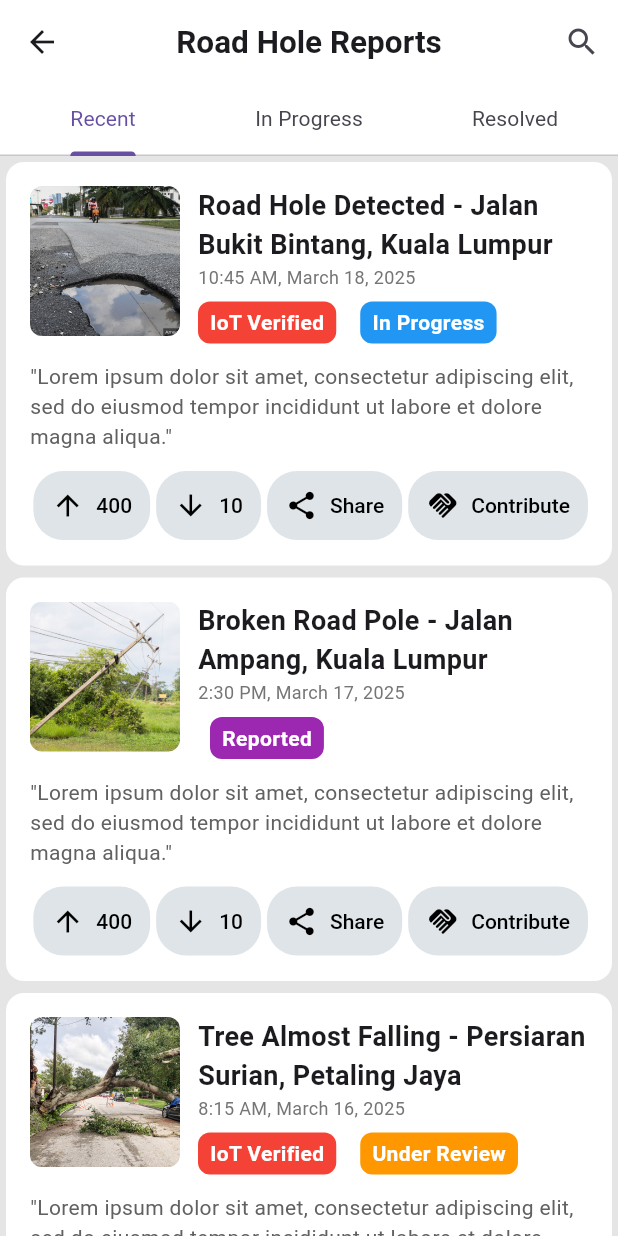
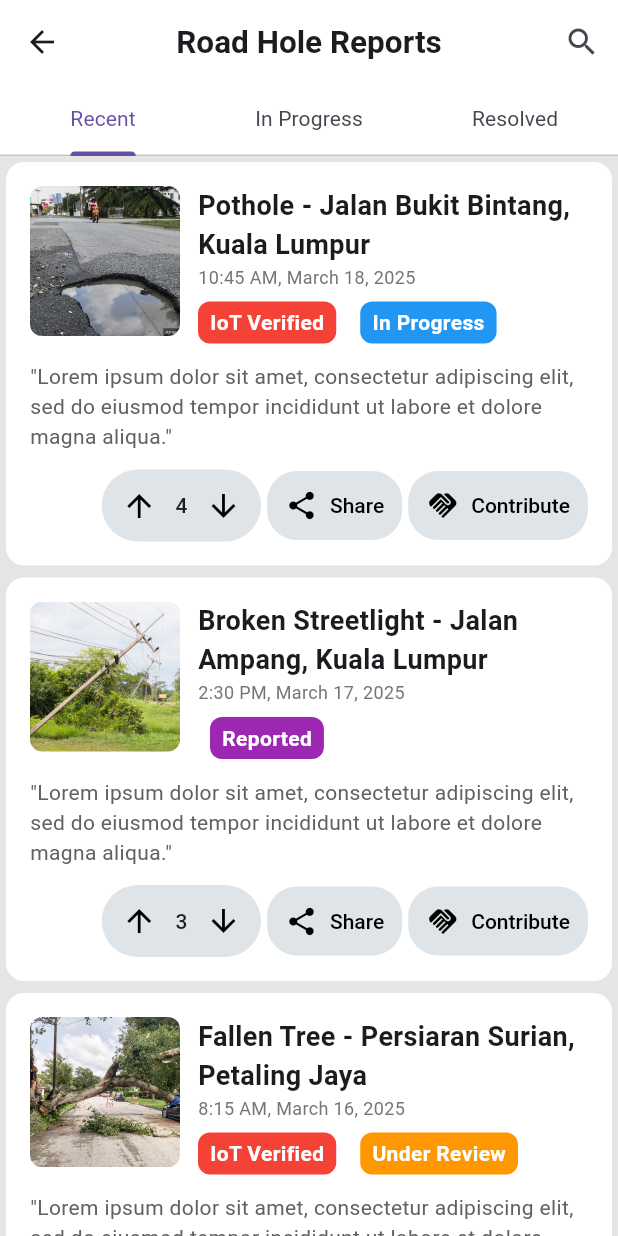
Before and after one commit to junhubdotcom/vhack_steadypunpipi, a Flutter app: the screen it shows after launch, in the side drawer, after a tap on "Report List", on a phone screen of 412 x 824 dp. Run offline on Flutter 3.47's test engine with Material 3 defaults, Android fonts, the light colour scheme and no system bars; our stand-ins replace camera, fl_chart, flutter_local_notifications, geocoding, geolocator, google_generative_ai and 5 more; missing offline and left inert: flutter_sliding_box.

Commit message:
report_data fix + profile back handling

```diff
--- a/lib/models/report_data.dart
+++ b/lib/models/report_data.dart
@@ -1,37 +1,167 @@
-const List<Map<String, dynamic>> reportData = [
+import 'package:google_maps_flutter/google_maps_flutter.dart';
+import 'package:intl/intl.dart';
+
+class Issues {
+  static final List<Map<String, dynamic>> _reportData = [
     {
+      "issueId": 1,
       "image": "assets/images/roadhole1.jpg",
-    "title": "Road Hole Detected - Jalan Bukit Bintang, Kuala Lumpur",
+      "title": "Pothole - Jalan Bukit Bintang, Kuala Lumpur",
+      "address": "Jalan Bukit Bintang, Kuala Lumpur, 55100, Malaysia",
+      "pos": LatLng(3.147372, 101.708595),
       "time": "10:45 AM, March 18, 2025",
       "status": "In Progress",
-    "isIoTVerified": true
+      "isIoTVerified": true,
+      "count": 4,
     },
     {
+      "issueId": 4,
       "image": "assets/images/brokenpole1.jpg",
-    "title": "Broken Road Pole - Jalan Ampang, Kuala Lumpur",
+      "title": "Broken Streetlight - Jalan Ampang, Kuala Lumpur",
+      "address": "Jalan Ampang, Kuala Lumpur, 50450, Malaysia",
+      "pos": LatLng(3.1619, 101.7153),
       "time": "2:30 PM, March 17, 2025",
       "status": "Reported",
-    "isIoTVerified": false
+      "isIoTVerified": false,
+      "count": 3,
     },
     {
+      "issueId": 2,
       "image": "assets/images/fallingtree1.jpg",
-    "title": "Tree Almost Falling - Persiaran Surian, Petaling Jaya",
+      "title": "Fallen Tree - Persiaran Surian, Petaling Jaya",
+      "address": "Persiaran Surian, Petaling Jaya, 47810, Selangor",
+      "pos": LatLng(3.1515, 101.6158),
       "time": "8:15 AM, March 16, 2025",
       "status": "Under Review",
-    "isIoTVerified": true
+      "isIoTVerified": true,
+      "count": 5,
     },
     {
+      "issueId": 1,
       "image": "assets/images/roadhole1.jpg",
       "title": "Severe Crack on Road - Lebuhraya Damansara-Puchong",
+      "address": "Lebuhraya Damansara-Puchong (LDP), 47301, Selangor",
+      "pos": LatLng(3.0902, 101.6064),
       "time": "6:50 PM, March 15, 2025",
       "status": "In Progress",
-    "isIoTVerified": false
+      "isIoTVerified": false,
+      "count": 6,
     },
     {
+      "issueId": 1,
       "image": "assets/images/roadhole1.jpg",
-    "title": "Pothole Reported - Jalan Kuching, Kuala Lumpur",
+      "title": "Pothole - Jalan Kuching, Kuala Lumpur",
+      "address": "Jalan Kuching, Kuala Lumpur, 51200, Malaysia",
+      "pos": LatLng(3.1899, 101.6817),
       "time": "9:00 AM, March 14, 2025",
       "status": "Resolved",
-    "isIoTVerified": true
+      "isIoTVerified": true,
+      "count": 4,
+    },
+    {
+      "issueId": 3,
+      "image": "assets/images/accident1.jpg",
+      "title": "Accident - Sentul Boulevard, Jalan Kuching",
+      "address": "Sentul Boulevard, Jalan Kuching, 51200, Kuala Lumpur",
+      "pos": LatLng(3.1945, 101.6923),
+      "time": "4:20 PM, March 13, 2025",
+      "status": "Reported",
+      "isIoTVerified": true,
+      "count": 7,
+    },
+    {
+      "issueId": 6,
+      "image": "assets/images/blockedroad.jpg",
+      "title": "Blocked Road - One Utama Shopping Centre",
+      "address":
+          "One Utama Shopping Centre, Lebuhraya Damansara-Puchong, 47800, Petaling Jaya",
+      "pos": LatLng(3.1489, 101.6168),
+      "time": "11:10 AM, March 12, 2025",
+      "status": "Under Review",
+      "isIoTVerified": false,
+      "count": 2,
+    },
+    {
+      "issueId": 5,
+      "image": "assets/images/construction.jpg",
+      "title": "Road Construction - IOI Mall Puchong",
+      "address":
+          "IOI Mall Puchong, Lebuhraya Damansara-Puchong, 47100, Selangor",
+      "pos": LatLng(3.0467, 101.6171),
+      "time": "5:45 PM, March 11, 2025",
+      "status": "In Progress",
+      "isIoTVerified": true,
+      "count": 3,
+    },
+  ];
+
+  List<Map<String, dynamic>> get reports => List.unmodifiable(_reportData);
+
+  void addReport({
+    required int issueId,
+    required LatLng pos,
+    required String title,
+    required String address,
+    required int count,
+  }) {
+    final String formattedTime = DateFormat('h:mm a, MMMM d, yyyy').format(DateTime.now());
+    Map<String, dynamic> report = {
+      'issueId': issueId,
+      'image': "assets/images/noimage.jpeg",
+      'time': formattedTime,
+      'status': "Reported",
+      'isIoTVerified': false,
+      'pos': pos,
+      'title': title,
+      'address': address,
+      'count': count,
+    };
+    _reportData.add(report);
   }
-];
+
+  static List<Map<String, dynamic>> getAllReports() {
+    return _reportData;
+  }
+
+  // Map<String, dynamic>? getReport(int index) {
+  //   if (index >= 0 && index < _reportData.length) {
+  //     return _reportData[index];
+  //   }
+  //   return null;
+  // }
+
+  static Map<String, dynamic>? getReportByIndex(int index) {
+    if (index >= 0 && index < _reportData.length) {
+      return _reportData[index];
+    }
+    return null; // Return null if index is invalid
+  }
+
+  // void deleteReport(int index) {
+  //   if (index >= 0 && index < _reportData.length) {
+  //     _reportData.removeAt(index);
+  //   }
+  // }
+
+  // int getReportCount() {
+  //   return _reportData.length;
+  // }
+
+  static void incrementUpvotes(int index) {
+    if (index >= 0 && index < _reportData.length) {
+      final report = _reportData[index];
+      if (report.containsKey('count') && report['count'] is int) {
+        report['count'] = (report['count'] as int) + 1;
+      }
+    }
+  }
+
+  static void decrementUpvotes(int index) {
+    if (index >= 0 && index < _reportData.length) {
+      final report = _reportData[index];
+      if (report.containsKey('count') && report['count'] is int) {
+        report['count'] = (report['count'] as int) - 1;
+      }
+    }
+  }
+}
--- a/lib/screens/GovDashboard/govDashboard.dart
+++ b/lib/screens/GovDashboard/govDashboard.dart
@@ -75,7 +75,6 @@ class _GovernmentDashboardState extends State<GovernmentDashboard> {
           children: [
               GridView.count(
                 shrinkWrap: true,
-                physics: NeverScrollableScrollPhysics(),
               crossAxisCount: 4,
               crossAxisSpacing: 4,
               mainAxisSpacing: 4,
--- a/lib/screens/reportList/report.dart
+++ b/lib/screens/reportList/report.dart
@@ -30,12 +30,23 @@ class _ReportPageState extends State<ReportPage> {
     });
   }
 
+  void _updateVotes(int index, bool isUpvote) {
+  setState(() {
+    if (isUpvote) {
+      Issues.incrementUpvotes(index);
+    } else {
+      Issues.decrementUpvotes(index);
+    }
+  });
+}
+
   List<Map<String, dynamic>> _filterReports(String statusFilter) {
-    return reportData.where((item) {
-      if (statusFilter.isNotEmpty && item["status"] != statusFilter) { // Change null check to isNotEmpty
+    return Issues.getAllReports().where((item) {
+      if (statusFilter.isNotEmpty && item["status"] != statusFilter) {
         return false;
       }
-      if (_searchQuery.isNotEmpty && !item["title"].toLowerCase().contains(_searchQuery.toLowerCase())) {
+      if (_searchQuery.isNotEmpty &&
+          !item["title"].toLowerCase().contains(_searchQuery.toLowerCase())) {
         return false;
       }
       return true;
@@ -65,14 +76,6 @@ class _ReportPageState extends State<ReportPage> {
                   ),
                 ),
           centerTitle: true,
-          leading: _isSearching ? IconButton(
-            icon: Icon(Icons.close),
-            onPressed: () {
-              // Handle drawer icon press
-              Scaffold.of(context).openDrawer();
-            },
-          )
-          : null,
           actions: [
             if (!_isSearching)
               IconButton(
@@ -82,9 +85,15 @@ class _ReportPageState extends State<ReportPage> {
           ],
           bottom: TabBar(
             tabs: [
-              Tab(child: Text("Recent", style: TextStyle(fontWeight: FontWeight.normal))),
-              Tab(child: Text("In Progress", style: TextStyle(fontWeight: FontWeight.normal))),
-              Tab(child: Text("Resolved", style: TextStyle(fontWeight: FontWeight.normal))),
+              Tab(
+                  child: Text("Recent",
+                      style: TextStyle(fontWeight: FontWeight.normal))),
+              Tab(
+                  child: Text("In Progress",
+                      style: TextStyle(fontWeight: FontWeight.normal))),
+              Tab(
+                  child: Text("Resolved",
+                      style: TextStyle(fontWeight: FontWeight.normal))),
             ],
           ),
         ),
@@ -97,11 +106,9 @@ class _ReportPageState extends State<ReportPage> {
               itemBuilder: (context, index) {
                 final item = _filterReports('')[index];
                 return ReportItem(
-                  image: item["image"],
-                  title: item["title"],
-                  time: item["time"],
-                  status: item["status"],
-                  isIoTVerified: item["isIoTVerified"],
+                  index: index,
+                  onUpvote: () => _updateVotes(index, true),
+                  onDownvote: () => _updateVotes(index, false),
                 );
               },
             ),
@@ -111,11 +118,9 @@ class _ReportPageState extends State<ReportPage> {
               itemBuilder: (context, index) {
                 final item = _filterReports("In Progress")[index];
                 return ReportItem(
-                  image: item["image"],
-                  title: item["title"],
-                  time: item["time"],
-                  status: item["status"],
-                  isIoTVerified: item["isIoTVerified"],
+                  index: index,
+                  onUpvote: () => _updateVotes(index, true),
+                  onDownvote: () => _updateVotes(index, false),
                 );
               },
             ),
@@ -125,11 +130,9 @@ class _ReportPageState extends State<ReportPage> {
               itemBuilder: (context, index) {
                 final item = _filterReports("Resolved")[index];
                 return ReportItem(
-                  image: item["image"],
-                  title: item["title"],
-                  time: item["time"],
-                  status: item["status"],
-                  isIoTVerified: item["isIoTVerified"],
+                  index: index,
+                  onUpvote: () => _updateVotes(index, true),
+                  onDownvote: () => _updateVotes(index, false),
                 );
               },
             ),
--- a/lib/widget/reportList/button_row.dart
+++ b/lib/widget/reportList/button_row.dart
@@ -1,30 +1,40 @@
+
 import 'package:flutter/material.dart';
 import 'package:steadypunpipi_vhack/widget/reportList/custom_button.dart';
+import 'package:steadypunpipi_vhack/models/report_data.dart';
+import 'package:steadypunpipi_vhack/widget/reportList/upvote_button.dart';
 
-class ButtonRow extends StatelessWidget {
+class ButtonRow extends StatefulWidget {
+  final int index;
   final String status;
+  final VoidCallback onUpvote;
+  final VoidCallback onDownvote;
 
-  const ButtonRow({required this.status});
+  const ButtonRow({
+    required this.index,
+    required this.status,
+    required this.onUpvote,
+    required this.onDownvote,
+    Key? key,
+  }) : super(key: key);
+
+  @override
+  State<ButtonRow> createState() => _ButtonRowState();
+}
+
+class _ButtonRowState extends State<ButtonRow> {
   @override
   Widget build(BuildContext context) {
+    final report = Issues.getReportByIndex(widget.index);
+
     return Row(
       mainAxisAlignment: MainAxisAlignment.end,
       children: [
-        CustomButton(
-            key: ValueKey('upvote_button'),
-            icon: Icons.arrow_upward,
-            text: "400",
-            color: Color(0xFFDEE4E7),
-            isPressed: false,
-            onPressed: () {}),
-        SizedBox(width: 4),
-        CustomButton(
-            key: ValueKey('downvote_button'),
-            icon: Icons.arrow_downward,
-            text: "10",
-            color: Color(0xFFDEE4E7),
-            isPressed: false,
-            onPressed: () {}),
+        VoteButton(
+          initialVotes: report?['count'],
+          onUpvote: widget.onUpvote,
+          onDownvote: widget.onDownvote,
+        ),
         SizedBox(width: 4),
         CustomButton(
             key: ValueKey('share_button'),
@@ -34,7 +44,7 @@ class ButtonRow extends StatelessWidget {
             isPressed: false,
             onPressed: () {}),
         SizedBox(width: 4),
-        status == 'Resolved'
+        report?['status'].toString().trim().toLowerCase() == "resolved"
             ? CustomButton(
                 key: ValueKey('reraise_button'),
                 icon: Icons.waving_hand,
--- a/lib/widget/reportList/custom_button.dart
+++ b/lib/widget/reportList/custom_button.dart
@@ -22,7 +22,7 @@ class CustomButton extends StatelessWidget {
       onPressed: onPressed,
       style: ElevatedButton.styleFrom(
         padding: const EdgeInsets.symmetric(horizontal: 12, vertical: 12),
-        backgroundColor: isPressed ? color.withOpacity(0.8) : color,
+        backgroundColor: isPressed ? Colors.black.withOpacity(0.5) : color,
         foregroundColor: Colors.black,
         elevation: 0,
         shape: RoundedRectangleBorder(
@@ -37,9 +37,9 @@ class CustomButton extends StatelessWidget {
       child: Row(
         mainAxisSize: MainAxisSize.min,
         children: [
-          Icon(icon, color: Colors.black, size: 22),
+          Icon(icon, color: isPressed ? Colors.white : Colors.black, size: 22),
           const SizedBox(width: 8),
-          Text(text),
+          Text(text, style: TextStyle(color: isPressed ? Colors.white : Colors.black),),
         ],
       ),
     );
--- a/lib/widget/reportList/report_item.dart
+++ b/lib/widget/reportList/report_item.dart
@@ -3,34 +3,31 @@ import 'package:steadypunpipi_vhack/widget/reportList/button_row.dart';
 import 'package:steadypunpipi_vhack/widget/reportList/status_badge.dart';
 import 'package:steadypunpipi_vhack/widget/reportList/time_widget.dart';
 import 'package:steadypunpipi_vhack/screens/reportList/report_detail.dart';
+import 'package:steadypunpipi_vhack/models/report_data.dart';
 
 class ReportItem extends StatelessWidget {
-  final String image;
-  final String title;
-  final String time;
-  final String status;
-  final bool isIoTVerified;
+  final int index;
+  final VoidCallback onUpvote;
+  final VoidCallback onDownvote;
 
-  ReportItem(
-      {required this.image,
-      required this.title,
-      required this.time,
-      required this.status,
-      required this.isIoTVerified});
+  ReportItem({
+    required this.index,
+    required this.onUpvote,
+    required this.onDownvote,
+  });
 
   @override
   Widget build(BuildContext context) {
+    final report = Issues.getReportByIndex(index);
     return GestureDetector(
       onTap: () {
         Navigator.push(
           context,
           MaterialPageRoute(
             builder: (context) => ReportDetailPage(
-              image: image,
-              title: title,
-              time: time,
-              status: status,
-              isIoTVerified: isIoTVerified,
+              index: index,
+              onUpvote: onUpvote,
+              onDownvote: onDownvote,
             ),
           ),
         );
@@ -53,7 +50,7 @@ class ReportItem extends StatelessWidget {
                   ClipRRect(
                     borderRadius: BorderRadius.circular(8),
                     child: Image.asset(
-                      image,
+                      report?['image'],
                       width: 100,
                       height: 100,
                       fit: BoxFit.cover,
@@ -65,7 +62,7 @@ class ReportItem extends StatelessWidget {
                       crossAxisAlignment: CrossAxisAlignment.start,
                       children: [
                         Text(
-                          title,
+                          report?['title'],
                           style: TextStyle(
                             fontSize: 18,
                             fontWeight: FontWeight.bold,
@@ -74,18 +71,18 @@ class ReportItem extends StatelessWidget {
                         SizedBox(width: 8),
                         Row(
                           children: [
-                            TimeWidget(time: time),
+                            TimeWidget(time: report?['time']),
                           ],
                         ),
                         SizedBox(height: 8),
                         Row(
                           children: [
-                            if (isIoTVerified) ...[
+                            if (report?['isIoTVerified']) ...[
                               StatusBadge(text: 'IoT Verified'),
                               SizedBox(width: 8),
                             ],
                             SizedBox(width: 8),
-                            StatusBadge(text: status),
+                            StatusBadge(text: report?['status']),
                           ],
                         ),
                       ],
@@ -99,7 +96,12 @@ class ReportItem extends StatelessWidget {
                 style: TextStyle(fontSize: 14, color: Colors.grey[700]),
               ),
               SizedBox(height: 12),
-              ButtonRow(status: status),
+              ButtonRow(
+                index: index,
+                status: report?['status'],
+                onUpvote: onUpvote,
+                onDownvote: onDownvote,
+              ),
             ],
           ),
         ),
--- /dev/null
+++ b/lib/widget/reportList/upvote_button.dart
@@ -0,0 +1,96 @@
+import 'package:flutter/material.dart';
+
+class VoteButton extends StatefulWidget {
+  final int initialVotes;
+  final VoidCallback onUpvote;
+  final VoidCallback onDownvote;
+
+  const VoteButton(
+      {Key? key,
+      this.initialVotes = 0,
+      required this.onUpvote,
+      required this.onDownvote})
+      : super(key: key);
+
+  @override
+  _VoteButtonState createState() => _VoteButtonState();
+}
+
+class _VoteButtonState extends State<VoteButton> {
+  int votes = 0;
+  bool isUpvoted = false;
+  bool isDownvoted = false;
+
+  @override
+  void initState() {
+    super.initState();
+    votes = widget.initialVotes;
+  }
+
+  void _toggleUpvote() {
+    setState(() {
+      if (isUpvoted) {
+        isUpvoted = false;
+        votes--;
+        widget.onDownvote();
+      } else {
+        if (isDownvoted) {
+          isDownvoted = false;
+          votes++;
+        }
+        isUpvoted = true;
+        votes++;
+        widget.onUpvote();
+      }
+    });
+  }
+
+  void _toggleDownvote() {
+    setState(() {
+      if (isDownvoted) {
+        isDownvoted = false;
+        votes++;
+        widget.onUpvote();
+      } else {
+        if (isUpvoted) {
+          isUpvoted = false;
+          votes--;
+        }
+        isDownvoted = true;
+        votes--;
+        widget.onDownvote();
+      }
+    });
+  }
+
+  @override
+  Widget build(BuildContext context) {
+    return Container(
+      padding: const EdgeInsets.symmetric(horizontal: 1),
+      decoration: BoxDecoration(
+        color: Color(0xFFDEE4E7),
+        borderRadius: BorderRadius.circular(30),
+      ),
+      child: Row(
+        mainAxisAlignment: MainAxisAlignment.center,
+        children: [
+          IconButton(
+            icon: Icon(Icons.arrow_upward,
+                color: isUpvoted ? Colors.green : Colors.black),
+            onPressed: _toggleUpvote,
+          ),
+          Text("$votes",
+              style: const TextStyle(
+                fontWeight: FontWeight.w500,
+                fontSize: 14,
+              )),
+          IconButton(
+            icon: Icon(Icons.arrow_downward,
+                color: isDownvoted ? Colors.red : Colors.black),
+            onPressed: _toggleDownvote,
+          ),
+        ],
+      ),
+    );
+  }
+}
```
Also changed, not shown: lib/screens/map/map.dart (+31 -1 lines), lib/screens/profile/profileSection/headerProfile.dart (+35 -8 lines), lib/screens/reportList/report_detail.dart (+20 -16 lines). Lines whose indentation alone changed are shown as unchanged.
